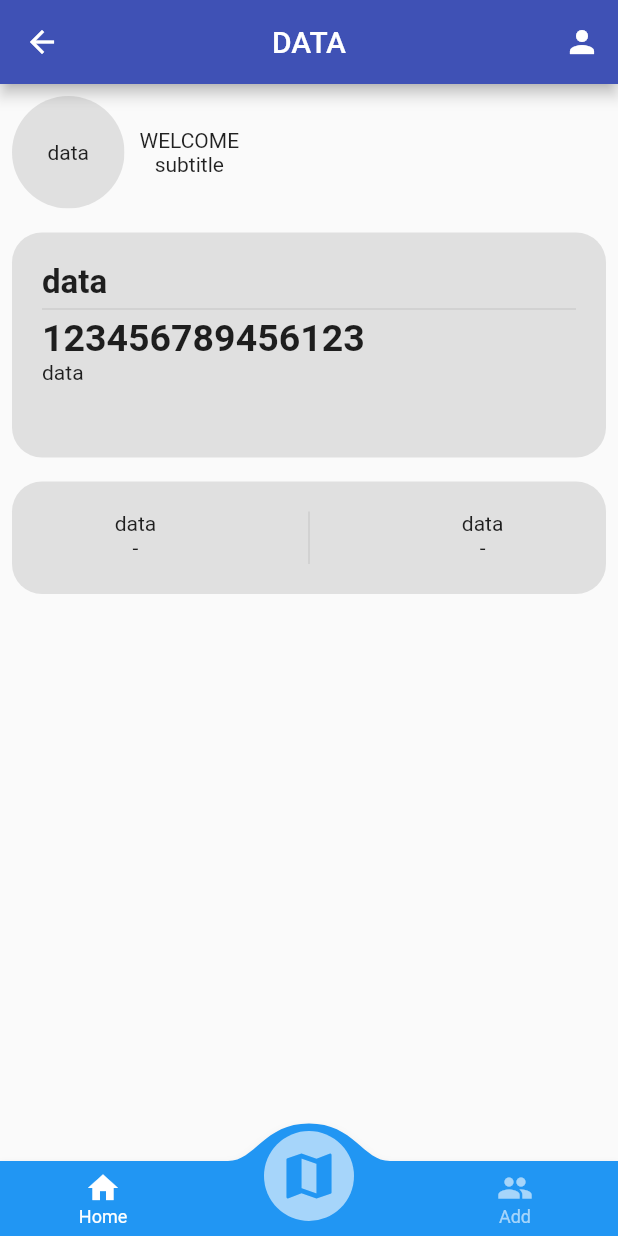
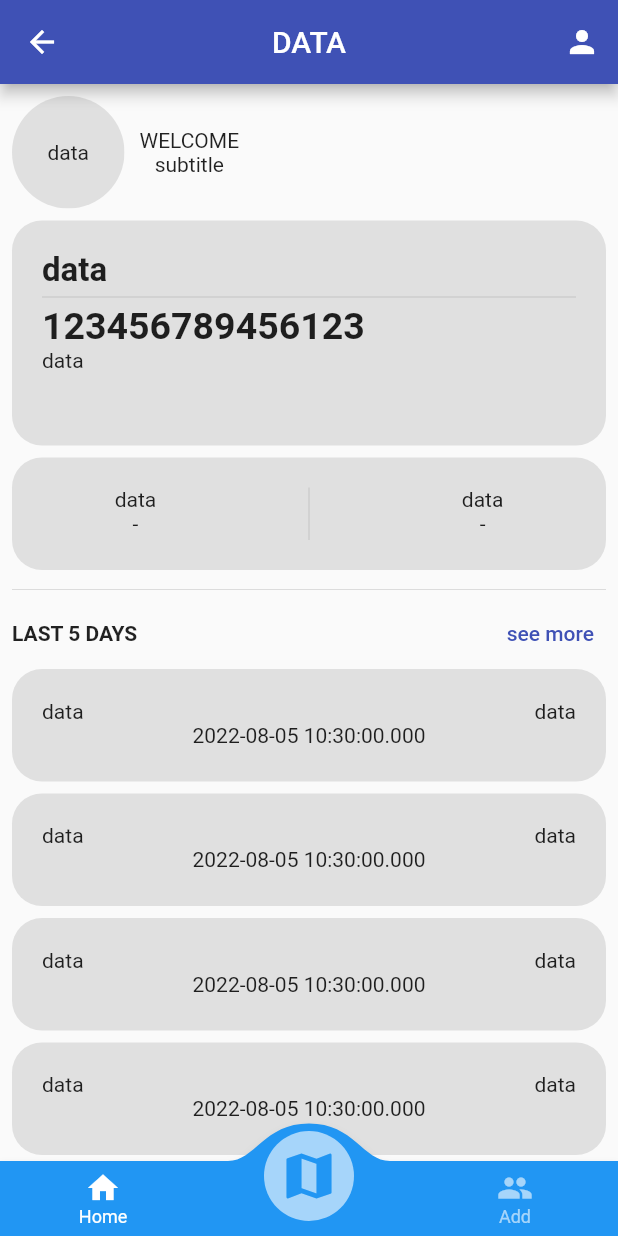
Before and after one commit to sk8rboil/case_study, a Flutter app: the MyHomePage screen opened by its route, on a phone screen of 412 x 824 dp. Run offline on Flutter 3.47's test engine with Material 2 defaults, Android fonts, the phone set to English and light mode, and no system bars; drawn by our look-alikes of convex_bottom_bar; our stand-ins replace cloud_firestore, firebase_auth, firebase_core, firebase_storage, get, image_picker; accounts and stored records are empty.

```diff
--- a/lib/homepage.dart
+++ b/lib/homepage.dart
@@ -1,4 +1,4 @@
-// ignore_for_file: prefer_const_constructors, prefer_void_to_null, avoid_print, unused_local_variable
+// ignore_for_file: prefer_const_constructors, prefer_void_to_null, avoid_print, unused_local_variable, avoid_unnecessary_containers, non_constant_identifier_names
 import 'package:convex_bottom_bar/convex_bottom_bar.dart';
 import 'package:firebase_auth/firebase_auth.dart';
 import 'package:firebase_core/firebase_core.dart';
@@ -27,9 +27,79 @@ class MyHomePage extends GetView<HomeController> {
           ],
         ),
         body: ListView(
+          padding: EdgeInsets.all(8.0),
           children: <Widget>[
-            Padding(
-              padding: const EdgeInsets.all(8.0),
+            user_detail(),
+            card1(),
+            card2(),
+            Divider(
+              height: 10,
+            ),
+            Row(
+              mainAxisAlignment: MainAxisAlignment.spaceBetween,
+              // ignore: prefer_const_literals_to_create_immutables
+              children: [
+                Text(
+                  'LAST 5 DAYS',
+                  style: TextStyle(fontWeight: FontWeight.bold),
+                ),
+                TextButton(
+                  onPressed: () {},
+                  child: Text('see more'),
+                ),
+              ],
+            ),
+            ListView.builder(
+              shrinkWrap: true,
+              physics: NeverScrollableScrollPhysics(),
+              itemCount: 5,
+              itemBuilder: (context, index) {
+                return Padding(
+                  padding: const EdgeInsets.only(bottom: 8.0),
+                  child: Container(
+                    padding: EdgeInsets.all(20),
+                    decoration: BoxDecoration(
+                      borderRadius: BorderRadius.circular(20),
+                      color: Colors.grey.shade300,
+                    ),
+                    height: 75,
+                    child: Column(
+                      children: <Widget>[
+                        Row(
+                          mainAxisAlignment: MainAxisAlignment.spaceBetween,
+                          // ignore: prefer_const_literals_to_create_immutables
+                          children: <Widget>[
+                            Text('data'),
+                            Text('data'),
+                          ],
+                        ),
+                        Text('${DateTime.now()}')
+                      ],
+                    ),
+                  ),
+                );
+              },
+            ),
+          ],
+        ),
+        bottomNavigationBar: ConvexAppBar(
+          style: TabStyle.fixedCircle,
+
+          // ignore: prefer_const_literals_to_create_immutables
+          items: [
+            TabItem(icon: Icons.home, title: 'Home'),
+            TabItem(icon: Icons.map, title: 'Discovery'),
+            TabItem(icon: Icons.people, title: 'Add'),
+          ],
+          initialActiveIndex: 0, //optional, default as 0
+          onTap: (int i) => print('click index=$i'),
+        ));
+    // This trailing comma makes auto-formatting nicer for build methods.
+  }
+
+  Padding user_detail() {
+    return Padding(
+      padding: const EdgeInsets.only(bottom: 8.0),
       child: Row(
         children: [
           ClipOval(
@@ -52,40 +122,11 @@ class MyHomePage extends GetView<HomeController> {
           ),
         ],
       ),
-            ),
-            Padding(
-              padding: const EdgeInsets.all(8.0),
-              child: Container(
-                padding: EdgeInsets.all(20),
-                decoration: BoxDecoration(
-                  borderRadius: BorderRadius.circular(20),
-                  color: Colors.grey.shade300,
-                ),
-                height: 150,
-                child: Column(
-                  crossAxisAlignment: CrossAxisAlignment.start,
-                  // ignore: prefer_const_literals_to_create_immutables
-                  children: <Widget>[
-                    Text('data',
-                        style: TextStyle(
-                          fontSize: 22,
-                          fontWeight: FontWeight.bold,
-                        )),
-                    Divider(
-                      height: 10,
-                    ),
-                    Text('123456789456123',
-                        style: TextStyle(
-                          fontSize: 25,
-                          fontWeight: FontWeight.bold,
-                        )),
-                    Text('data'),
-                  ],
-                ),
-              ),
-            ),
-            Padding(
-              padding: const EdgeInsets.all(8.0),
+    );
+  }
+
+  card2() => Padding(
+        padding: const EdgeInsets.only(bottom: 8.0),
         child: Container(
           padding: EdgeInsets.all(20),
           decoration: BoxDecoration(
@@ -117,23 +158,39 @@ class MyHomePage extends GetView<HomeController> {
             ],
           ),
         ),
+      );
+
+  card1() => Padding(
+        padding: const EdgeInsets.only(bottom: 8.0),
+        child: Container(
+          padding: EdgeInsets.all(20),
+          decoration: BoxDecoration(
+            borderRadius: BorderRadius.circular(20),
+            color: Colors.grey.shade300,
           ),
+          height: 150,
+          child: Column(
+            crossAxisAlignment: CrossAxisAlignment.start,
+            // ignore: prefer_const_literals_to_create_immutables
+            children: <Widget>[
+              Text('data',
+                  style: TextStyle(
+                    fontSize: 22,
+                    fontWeight: FontWeight.bold,
+                  )),
+              Divider(
+                height: 10,
+              ),
+              Text('123456789456123',
+                  style: TextStyle(
+                    fontSize: 25,
+                    fontWeight: FontWeight.bold,
+                  )),
+              Text('data'),
             ],
           ),
-        bottomNavigationBar: ConvexAppBar(
-          style: TabStyle.fixedCircle,
-
-          // ignore: prefer_const_literals_to_create_immutables
-          items: [
-            TabItem(icon: Icons.home, title: 'Home'),
-            TabItem(icon: Icons.map, title: 'Discovery'),
-            TabItem(icon: Icons.people, title: 'Add'),
-          ],
-          initialActiveIndex: 0, //optional, default as 0
-          onTap: (int i) => print('click index=$i'),
-        ));
-    // This trailing comma makes auto-formatting nicer for build methods.
-  }
+        ),
+      );
 }
 
 Future<Null> signOut() async {
--- a/pubspec.yaml
+++ b/pubspec.yaml
@@ -41,6 +41,7 @@ dependencies:
   image_picker: ^0.8.5+3
   convex_bottom_bar: ^3.0.0
   path_provider: ^2.0.10
+  intl: ^0.17.0
 
 dev_dependencies:
   flutter_test:
```
Also changed, not shown: pubspec.lock. Lines whose indentation alone changed are shown as unchanged.
